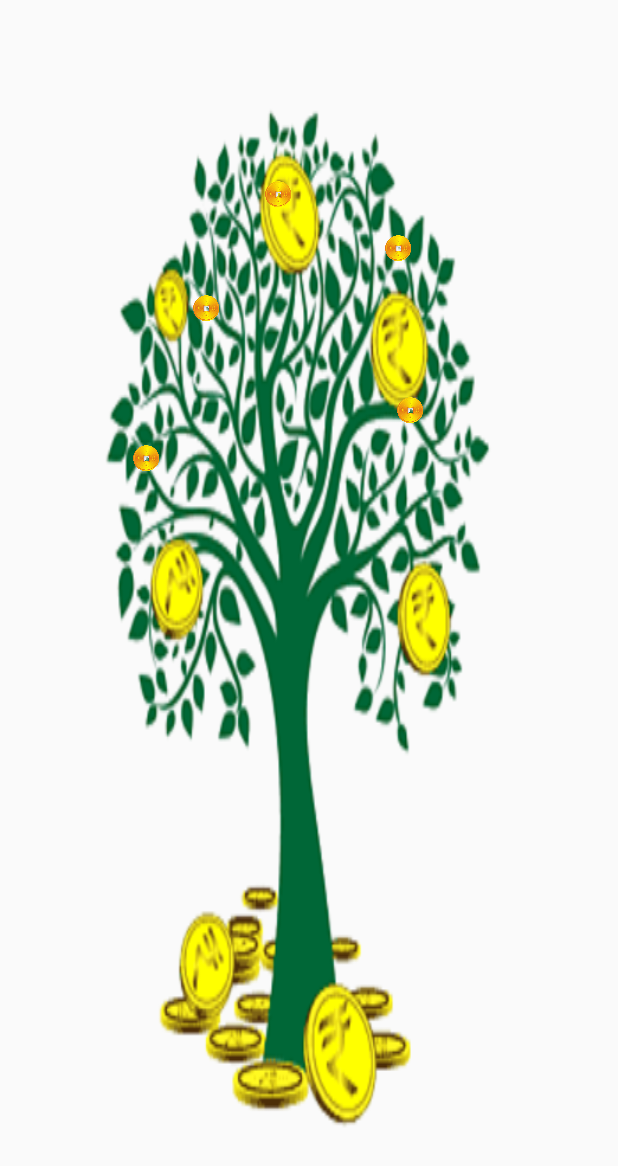
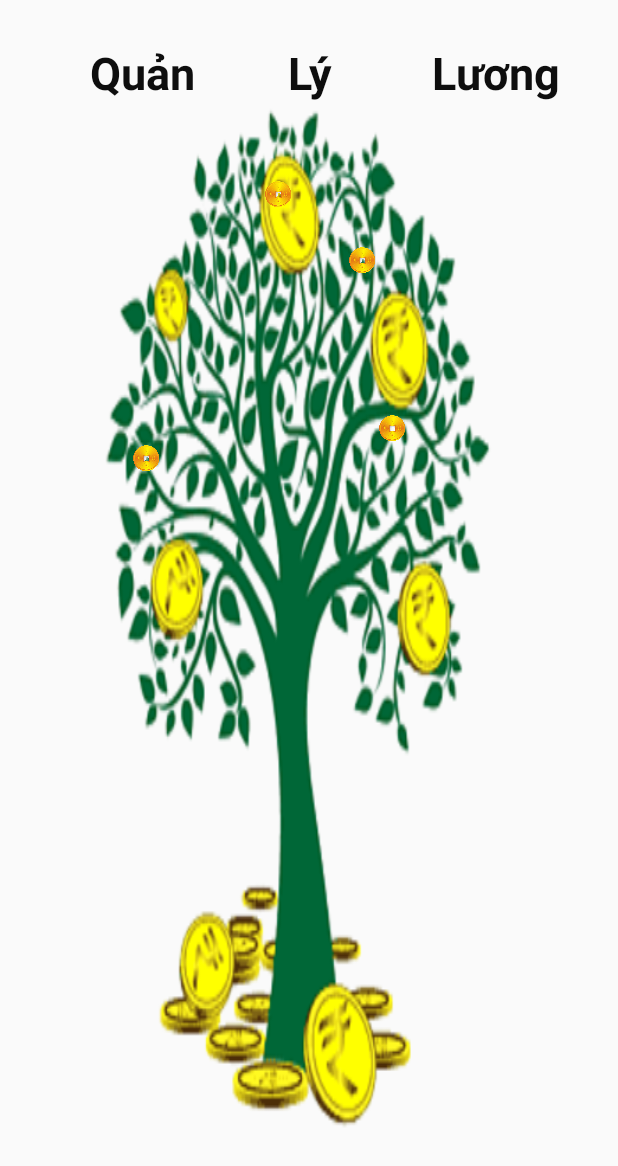
Before and after one commit to Lap-trinh-di-dong-2/QuanLyLuong, an Android app: the layout gioithieu.xml on its own in the app's theme, with its tools: preview values and no code run, on a phone screen of 412 x 824 dp. Shown: the top 1166 px of the screen. Run offline under Robolectric (Android 15) with nearby library versions, the phone set to English and light mode, and no system bars.

Commit message:
Update project 25/07/2020 1.0.4

```diff
--- a/app/src/main/res/anim/hienlen.xml
+++ b/app/src/main/res/anim/hienlen.xml
@@ -10,6 +10,6 @@
         android:duration="3000"
         android:fromYDelta="0"
         android:repeatCount="infinite"
-        android:toYDelta="700">
+        android:toYDelta="1000">
     </translate>
 </set>
--- a/app/src/main/res/layout/gioithieu.xml
+++ b/app/src/main/res/layout/gioithieu.xml
@@ -7,13 +7,55 @@
     android:background="@drawable/caytien1"
     tools:context=".GiaoDien.GioiThieu">
 
+    <TextView
+        android:id="@+id/tvQuan"
+        android:layout_width="wrap_content"
+        android:layout_height="wrap_content"
+        android:layout_marginStart="60dp"
+        android:layout_marginLeft="60dp"
+        android:layout_marginTop="28dp"
+        android:text="Quản"
+        android:textColor="#0E0E0E"
+        android:textSize="30sp"
+        android:textStyle="bold"
+        app:layout_constraintStart_toStartOf="parent"
+        app:layout_constraintTop_toTopOf="parent"></TextView>
+
+    <TextView
+        android:id="@+id/tvLy"
+        android:layout_width="wrap_content"
+        android:layout_height="wrap_content"
+        android:layout_marginStart="192dp"
+        android:layout_marginLeft="192dp"
+        android:layout_marginTop="28dp"
+        android:text="Lý"
+        android:textColor="#0E0E0E"
+        android:textSize="30sp"
+        android:textStyle="bold"
+        app:layout_constraintStart_toStartOf="parent"
+        app:layout_constraintTop_toTopOf="parent"></TextView>
+
+    <TextView
+        android:id="@+id/tvLuong"
+        android:layout_width="wrap_content"
+        android:layout_height="wrap_content"
+        android:layout_marginStart="288dp"
+        android:layout_marginLeft="288dp"
+        android:layout_marginTop="28dp"
+        android:text="Lương"
+        android:textColor="#0E0E0E"
+        android:textSize="30sp"
+        android:textStyle="bold"
+        app:layout_constraintStart_toStartOf="parent"
+        app:layout_constraintTop_toTopOf="parent"></TextView>
+
     <ImageView
         android:id="@+id/imgTien1"
-        android:layout_width="20sp"
-        android:layout_height="20sp"
-        android:layout_marginStart="128dp"
-        android:layout_marginLeft="128dp"
-        android:layout_marginTop="196dp"
+        android:layout_width="0dp"
+        android:layout_height="0dp"
+        android:layout_marginStart="120dp"
+        android:layout_marginLeft="120dp"
+        android:layout_marginTop="168dp"
         android:src="@drawable/dongtien1"
         app:layout_constraintStart_toStartOf="parent"
         app:layout_constraintTop_toTopOf="parent" />
@@ -22,9 +64,9 @@
         android:id="@+id/imgTien2"
         android:layout_width="20sp"
         android:layout_height="20sp"
-        android:layout_marginStart="264dp"
-        android:layout_marginLeft="264dp"
-        android:layout_marginTop="264dp"
+        android:layout_marginStart="252dp"
+        android:layout_marginLeft="252dp"
+        android:layout_marginTop="276dp"
         android:src="@drawable/dongtien1"
         app:layout_constraintStart_toStartOf="parent"
         app:layout_constraintTop_toTopOf="parent" />
@@ -44,9 +86,9 @@
         android:id="@+id/imgTien4"
         android:layout_width="20sp"
         android:layout_height="20sp"
-        android:layout_marginStart="256dp"
-        android:layout_marginLeft="256dp"
-        android:layout_marginTop="156dp"
+        android:layout_marginStart="232dp"
+        android:layout_marginLeft="232dp"
+        android:layout_marginTop="164dp"
         android:src="@drawable/dongtien1"
         app:layout_constraintStart_toStartOf="parent"
         app:layout_constraintTop_toTopOf="parent" />
```
Also changed, not shown: app/src/main/java/com/example/quanlyluong/GiaoDien/GioiThieu.java (+12 -1 lines), app/src/main/res/anim/luong.xml (added, +10 -0 lines), app/src/main/res/anim/ly.xml (added, +10 -0 lines), app/src/main/res/anim/quan.xml (added, +10 -0 lines), app/src/main/res/layout/manager.xml (+56 -9 lines), app/src/main/res/drawable/nhanvien.jpg (deleted), app/src/main/res/drawable/phongban.jpg (deleted), app/src/main/res/drawable/phongban2.png (added), app/src/main/res/drawable/tamung1.png (added).
